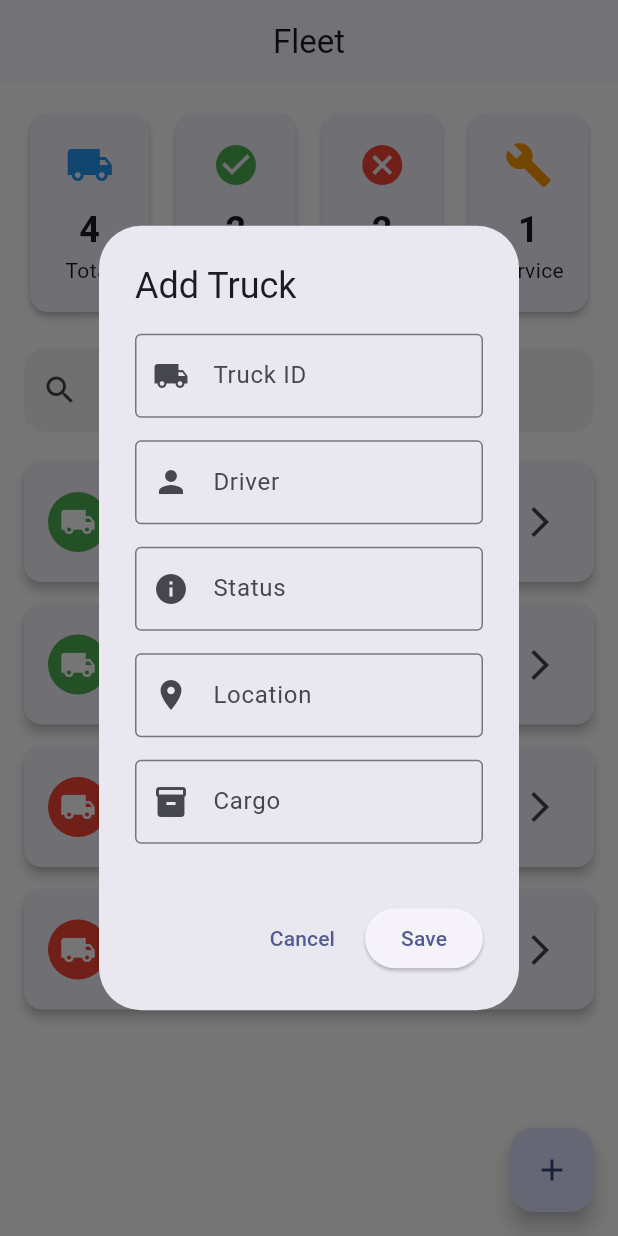
After one commit to 43x5c6fvg7/Nobelion, a Flutter app: the FleetScreen screen opened directly, after a tap on the "add" icon, on a phone screen of 412 x 824 dp. The commit adds this screen. Run offline on Flutter 3.47's test engine with Material 3 defaults, Android fonts, the phone set to English and light mode, and no system bars.

Commit message:
Sprint 6 Day 1 - Add truck dialog UI

```diff
--- /dev/null
+++ b/lib/features/fleet/dialogs/add_truck_dialog.dart
@@ -0,0 +1,97 @@
+import 'package:flutter/material.dart';
+
+class AddTruckDialog extends StatefulWidget {
+  const AddTruckDialog({super.key});
+
+  @override
+  State<AddTruckDialog> createState() => _AddTruckDialogState();
+}
+
+class _AddTruckDialogState extends State<AddTruckDialog> {
+  final idController = TextEditingController();
+  final driverController = TextEditingController();
+  final statusController = TextEditingController();
+  final locationController = TextEditingController();
+  final cargoController = TextEditingController();
+
+  @override
+  void dispose() {
+    idController.dispose();
+    driverController.dispose();
+    statusController.dispose();
+    locationController.dispose();
+    cargoController.dispose();
+    super.dispose();
+  }
+
+  Widget buildField(
+    String label,
+    TextEditingController controller,
+    IconData icon,
+  ) {
+    return Padding(
+      padding: const EdgeInsets.only(bottom: 15),
+      child: TextField(
+        controller: controller,
+        decoration: InputDecoration(
+          labelText: label,
+          prefixIcon: Icon(icon),
+          border: const OutlineInputBorder(),
+        ),
+      ),
+    );
+  }
+
+  @override
+  Widget build(BuildContext context) {
+    return AlertDialog(
+      title: const Text("Add Truck"),
+      content: SingleChildScrollView(
+        child: Column(
+          mainAxisSize: MainAxisSize.min,
+          children: [
+            buildField(
+              "Truck ID",
+              idController,
+              Icons.local_shipping,
+            ),
+            buildField(
+              "Driver",
+              driverController,
+              Icons.person,
+            ),
+            buildField(
+              "Status",
+              statusController,
+              Icons.info,
+            ),
+            buildField(
+              "Location",
+              locationController,
+              Icons.location_on,
+            ),
+            buildField(
+              "Cargo",
+              cargoController,
+              Icons.inventory,
+            ),
+          ],
+        ),
+      ),
+      actions: [
+        TextButton(
+          onPressed: () {
+            Navigator.pop(context);
+          },
+          child: const Text("Cancel"),
+        ),
+        ElevatedButton(
+          onPressed: () {
+            Navigator.pop(context);
+          },
+          child: const Text("Save"),
+        ),
+      ],
+    );
+  }
+}
--- a/lib/features/fleet/fleet_screen.dart
+++ b/lib/features/fleet/fleet_screen.dart
@@ -2,6 +2,7 @@ import 'package:flutter/material.dart';
 
 import '../../data/mock/truck_data.dart';
 import '../../models/truck.dart';
+import 'dialogs/add_truck_dialog.dart';
 import 'widgets/fleet_search.dart';
 import 'widgets/fleet_stats.dart';
 import 'widgets/truck_card.dart';
@@ -20,7 +21,6 @@ class _FleetScreenState extends State<FleetScreen> {
   @override
   void initState() {
     super.initState();
-
     trucks = List.from(truckData);
     filteredTrucks = List.from(trucks);
   }
@@ -47,9 +47,8 @@ class _FleetScreenState extends State<FleetScreen> {
   int get offlineTrucks =>
       trucks.where((truck) => !truck.isOnline).length;
 
-  int get maintenanceTrucks => trucks
-      .where((truck) => truck.status.toLowerCase() == "maintenance")
-      .length;
+  int get maintenanceTrucks =>
+      trucks.where((truck) => truck.status.toLowerCase() == "maintenance").length;
 
   @override
   Widget build(BuildContext context) {
@@ -57,6 +56,17 @@ class _FleetScreenState extends State<FleetScreen> {
       appBar: AppBar(
         title: const Text("Fleet"),
       ),
+
+      floatingActionButton: FloatingActionButton(
+        onPressed: () {
+          showDialog(
+            context: context,
+            builder: (_) => const AddTruckDialog(),
+          );
+        },
+        child: const Icon(Icons.add),
+      ),
+
       body: Padding(
         padding: const EdgeInsets.all(16),
         child: Column(
```
